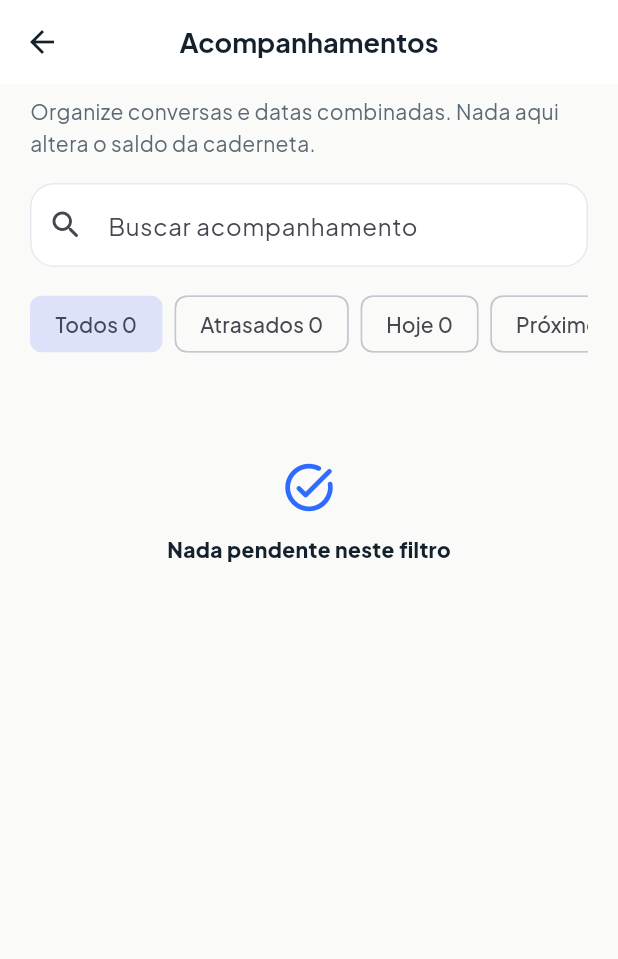
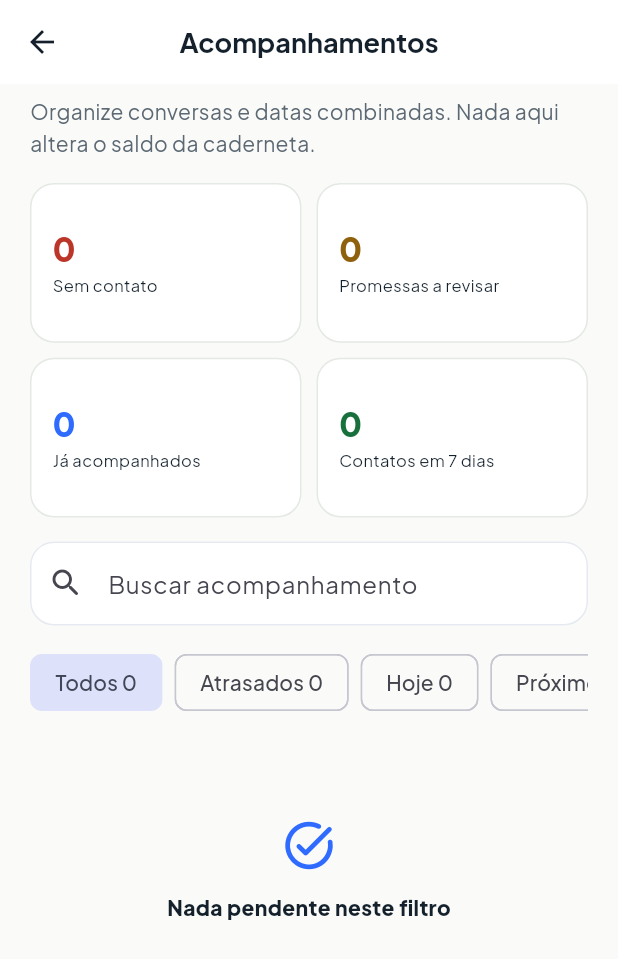
Before and after one commit to kevisoncb/tapago, a Flutter app: the FollowUpsPage screen opened directly, on a phone screen of 412 x 824 dp. Shown: the top 959 px of the screen. Run offline on Flutter 3.47's test engine with Material 3 defaults, Android fonts, the light colour scheme and no system bars; our stand-ins replace cloud_firestore, file_picker, firebase_auth, firebase_core, firebase_crashlytics, flutter_local_notifications and 10 more; missing offline and left inert: app_tracking_transparency, appsflyer_sdk, google_mlkit_text_recognition, in_app_purchase_android; accounts and stored records are empty.

Commit message:
feat: adiciona indicadores de rotina

```diff
--- a/lib/screens/follow_ups_page.dart
+++ b/lib/screens/follow_ups_page.dart
@@ -4,6 +4,7 @@ import 'package:provider/provider.dart';
 import '../models/models.dart';
 import '../services/client_match.dart';
 import '../services/collection_follow_up.dart';
+import '../services/collection_routine.dart';
 import '../state/app_controller.dart';
 import '../theme/app_colors.dart';
 import '../utils/formatters.dart';
@@ -94,6 +95,11 @@ class _FollowUpsPageState extends State<FollowUpsPage> {
             );
           }
           final all = _buildItems(state, snapshot.data ?? const []);
+          final routine = buildCollectionRoutine(
+            debts: state.debts,
+            saldoOf: state.saldoOf,
+            followUps: snapshot.data ?? const [],
+          );
           final visible = all
               .where((item) => item.matches(_filter))
               .where((item) => contactMatchesQuery(item.contact, _search.text))
@@ -108,6 +114,8 @@ class _FollowUpsPageState extends State<FollowUpsPage> {
                   'Organize conversas e datas combinadas. Nada aqui altera o saldo da caderneta.',
                   style: TextStyle(color: AppColors.mutedDark, height: 1.5),
                 ),
+                const SizedBox(height: 16),
+                _RoutineSummary(routine: routine),
                 const SizedBox(height: 16),
                 TextField(
                   controller: _search,
@@ -154,6 +162,82 @@ class _FollowUpsPageState extends State<FollowUpsPage> {
       ),
     );
   }
+}
+
+class _RoutineSummary extends StatelessWidget {
+  const _RoutineSummary({required this.routine});
+  final CollectionRoutine routine;
+
+  @override
+  Widget build(BuildContext context) => GridView.count(
+    crossAxisCount: 2,
+    shrinkWrap: true,
+    physics: const NeverScrollableScrollPhysics(),
+    crossAxisSpacing: 10,
+    mainAxisSpacing: 10,
+    childAspectRatio: 1.7,
+    children: [
+      _RoutineMetric(
+        label: 'Sem contato',
+        value: routine.withoutContact,
+        color: AppColors.danger,
+      ),
+      _RoutineMetric(
+        label: 'Promessas a revisar',
+        value: routine.promisesToReview,
+        color: AppColors.warning,
+      ),
+      _RoutineMetric(
+        label: 'Já acompanhados',
+        value: routine.contacted,
+        color: AppColors.primary,
+      ),
+      _RoutineMetric(
+        label: 'Contatos em 7 dias',
+        value: routine.contactedLast7Days,
+        color: AppColors.success,
+      ),
+    ],
+  );
+}
+
+class _RoutineMetric extends StatelessWidget {
+  const _RoutineMetric({
+    required this.label,
+    required this.value,
+    required this.color,
+  });
+  final String label;
+  final int value;
+  final Color color;
+
+  @override
+  Widget build(BuildContext context) => Semantics(
+    label: '$label, $value',
+    child: ExcludeSemantics(
+      child: Container(
+        padding: const EdgeInsets.all(14),
+        decoration: BoxDecoration(
+          color: Colors.white,
+          borderRadius: BorderRadius.circular(16),
+          border: Border.all(color: AppColors.line),
+        ),
+        child: Column(
+          crossAxisAlignment: CrossAxisAlignment.start,
+          mainAxisAlignment: MainAxisAlignment.center,
+          children: [
+            Text(
+              '$value',
+              style: Theme.of(context).textTheme.titleLarge
+                  ?.copyWith(color: color, fontWeight: FontWeight.w800),
+            ),
+            const SizedBox(height: 3),
+            Text(label, style: const TextStyle(fontSize: 11)),
+          ],
+        ),
+      ),
+    ),
+  );
 }
 
 int _count(List<_FollowUpItem> items, _FollowUpFilter filter) =>
--- /dev/null
+++ b/lib/services/collection_routine.dart
@@ -0,0 +1,53 @@
+import '../models/models.dart';
+import 'client_match.dart';
+import 'collection_follow_up.dart';
+
+class CollectionRoutine {
+  const CollectionRoutine({
+    required this.contacted,
+    required this.withoutContact,
+    required this.promisesToReview,
+    required this.contactedLast7Days,
+  });
+
+  final int contacted;
+  final int withoutContact;
+  final int promisesToReview;
+  final int contactedLast7Days;
+}
+
+CollectionRoutine buildCollectionRoutine({
+  required List<Debt> debts,
+  required double Function(Debt debt) saldoOf,
+  required List<CollectionFollowUp> followUps,
+  DateTime? now,
+}) {
+  final clock = now ?? DateTime.now();
+  final byContact = {for (final item in followUps) item.contactKey: item};
+  var contacted = 0;
+  var withoutContact = 0;
+  var promisesToReview = 0;
+  var contactedLast7Days = 0;
+  final since = clock.subtract(const Duration(days: 7));
+  for (final contact in groupContacts(debts)) {
+    final followUp = byContact[contact.key];
+    if (followUp?.lastContactedAt != null) {
+      contacted++;
+      if (!followUp!.lastContactedAt!.isBefore(since)) contactedLast7Days++;
+    }
+    if (contact.temAtraso(saldoOf) && followUp?.lastContactedAt == null) {
+      withoutContact++;
+    }
+    final timing = followUp?.timingAt(clock);
+    if (followUp?.promisedAmount != null &&
+        (timing == FollowUpTiming.overdue || timing == FollowUpTiming.today)) {
+      promisesToReview++;
+    }
+  }
+  return CollectionRoutine(
+    contacted: contacted,
+    withoutContact: withoutContact,
+    promisesToReview: promisesToReview,
+    contactedLast7Days: contactedLast7Days,
+  );
+}
```
Also changed, not shown: 6 other files.
